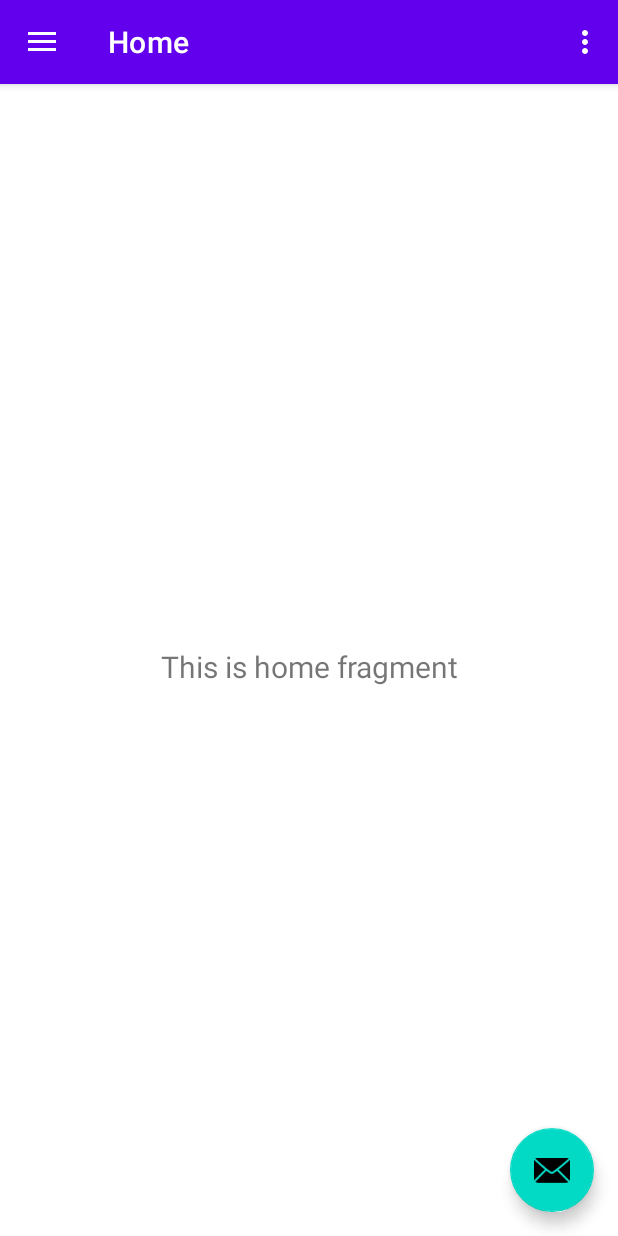
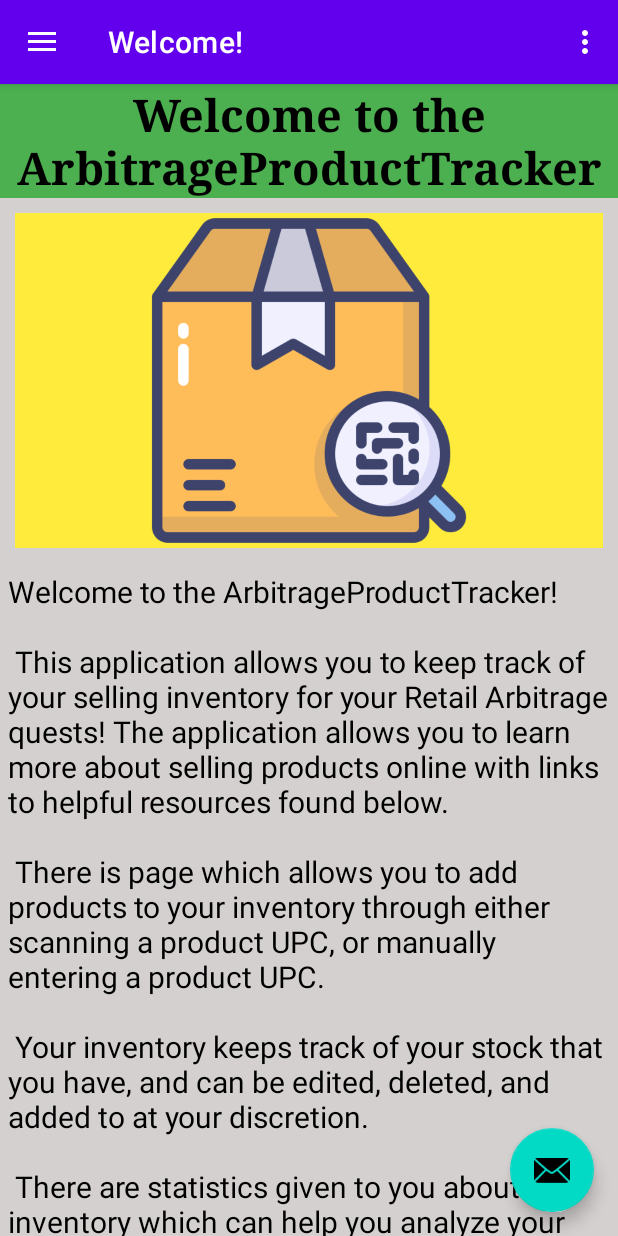
Before and after one commit to TejBaidwan/ArbitrageProductTrackers, an Android app: the screen it shows after launch (MainActivity), on a phone screen of 412 x 824 dp. Run offline under Robolectric (Android 15) with nearby library versions, the phone set to English and light mode, and no system bars; our stand-ins replace navigation-ui.

Commit message:
#2 Create the Navigation Drawer and Icon for the Welcome Page and allow Mobile Navigation Added the WelcomePage Fragment to mobile navigation, and created a drawer and an icon for it in the navigation drawer

```diff
--- a/app/src/main/java/com/example/arbitragetracker/MainActivity.java
+++ b/app/src/main/java/com/example/arbitragetracker/MainActivity.java
@@ -41,7 +41,7 @@ public class MainActivity extends AppCompatActivity {
         // Passing each menu ID as a set of Ids because each
         // menu should be considered as top level destinations.
         mAppBarConfiguration = new AppBarConfiguration.Builder(
-                R.id.nav_home, R.id.nav_gallery, R.id.nav_slideshow,R.id.nav_scanner, R.id.nav_recycler)
+                R.id.nav_home, R.id.nav_gallery, R.id.nav_slideshow, R.id.nav_welcome, R.id.nav_scanner, R.id.nav_recycler)
                 .setOpenableLayout(drawer)
                 .build();
         NavController navController = Navigation.findNavController(this, R.id.nav_host_fragment_content_main);
--- /dev/null
+++ b/app/src/main/res/drawable/ic_baseline_home_24.xml
@@ -0,0 +1,5 @@
+<vector android:height="24dp" android:tint="#000000"
+    android:viewportHeight="24" android:viewportWidth="24"
+    android:width="24dp" xmlns:android="http://schemas.android.com/apk/res/android">
+    <path android:fillColor="@android:color/white" android:pathData="M10,20v-6h4v6h5v-8h3L12,3 2,12h3v8z"/>
+</vector>
--- a/app/src/main/res/menu/activity_main_drawer.xml
+++ b/app/src/main/res/menu/activity_main_drawer.xml
@@ -17,6 +17,10 @@
             android:icon="@drawable/ic_menu_slideshow"
             android:title="@string/menu_slideshow" />
         <item
+            android:id="@+id/nav_welcome"
+            android:icon="@drawable/ic_baseline_home_24"
+            android:title="@string/welcomeDrawer" />
+        <item
             android:id="@+id/nav_scanner"
             android:icon="@drawable/ic_baseline_qr_code_scanner_24"
             android:title="Scanner" />
--- a/app/src/main/res/navigation/mobile_navigation.xml
+++ b/app/src/main/res/navigation/mobile_navigation.xml
@@ -3,7 +3,7 @@
     xmlns:app="http://schemas.android.com/apk/res-auto"
     xmlns:tools="http://schemas.android.com/tools"
     android:id="@+id/mobile_navigation"
-    app:startDestination="@+id/nav_home">
+    app:startDestination="@+id/nav_welcome">
 
     <fragment
         android:id="@+id/nav_home"
@@ -32,4 +32,9 @@
         android:name="com.example.arbitragetracker.productRecycler.ProductRecycler"
         android:label="My Products"
         tools:layout="@layout/fragment_product_recycler" />
+    <fragment
+        android:id="@+id/nav_welcome"
+        android:name="com.example.arbitragetracker.welcomePage.Welcome"
+        android:label="Welcome!"
+        tools:layout="@layout/fragment_welcome" />
 </navigation>
--- a/app/src/main/res/values/strings.xml
+++ b/app/src/main/res/values/strings.xml
@@ -13,6 +13,7 @@
     <!-- TODO: Remove or change this placeholder text -->
     <string name="hello_blank_fragment">Hello blank fragment</string>
 
+    <string name="welcomeDrawer">Welcome</string>
     <string name="welcomeTitle">Welcome to the ArbitrageProductTracker</string>
     <string name="welcomeContent">Welcome to the ArbitrageProductTracker!\n\n This application allows you to keep track of your selling inventory for your Retail Arbitrage quests! The application allows you to learn more about selling products online with links to helpful resources found below.\n\n There is page which allows you to add products to your inventory through either scanning a product UPC, or manually entering a product UPC.\n\n Your inventory keeps track of your stock that you have, and can be edited, deleted, and added to at your discretion.\n\n There are statistics given to you about your inventory which can help you analyze your current selling situation and make choices.</string>
 
```
